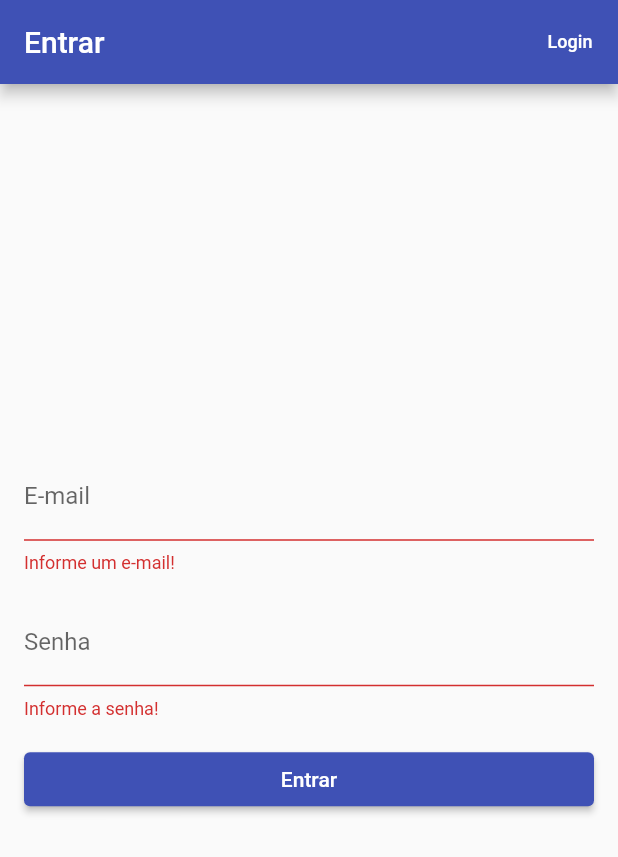
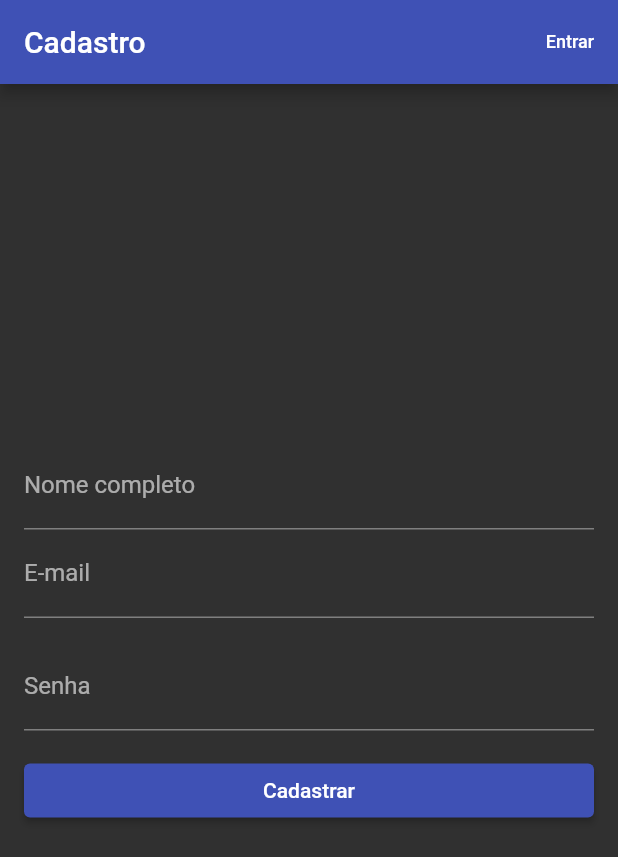
Before and after one commit to rstrack/DGR_Alarmes_App, a Flutter app: the screen it shows after launch, after a tap on "Entrar", after a tap on "Cadastre-se", on a phone screen of 412 x 824 dp. Shown: the top 857 px of the screen. Run offline on Flutter 3.47's test engine with Material 2 defaults, Android fonts, the light colour scheme and no system bars; our stand-ins replace firebase_auth, firebase_core; accounts and stored records are empty.

Commit message:
mudança do nome do app, organização de diretórios, ajustes na tela de registro de usuário

```diff
--- a/lib/main.dart
+++ b/lib/main.dart
@@ -1,11 +1,13 @@
+import 'package:DGR_alarmes/screens/register_page.dart';
+import 'package:DGR_alarmes/widgets/theme.dart';
 import 'package:firebase_auth/firebase_auth.dart';
 import 'package:flutter/material.dart';
-import 'package:testes/login_page.dart';
-import 'package:testes/theme_controller.dart';
+import 'package:DGR_alarmes/screens/login_page.dart';
+import 'package:DGR_alarmes/theme_controller.dart';
 import 'package:firebase_core/firebase_core.dart';
-import 'firebase_options.dart';
+import 'services/firebase_options.dart';
 
-import 'home_page.dart';
+import 'screens/home_page.dart';
 
 Future<void> main() async {
   WidgetsFlutterBinding.ensureInitialized();
@@ -28,15 +30,11 @@ class MyApp extends StatelessWidget {
         return MaterialApp(
           title: 'Alarme Residencial',
           debugShowCheckedModeBanner: false,
-          theme: ThemeData(
-              primarySwatch: Colors.indigo,
-              brightness: ThemeController.instance.isDarkTheme
-                  ? Brightness.dark
-                  : Brightness.light,
-              appBarTheme: const AppBarTheme(backgroundColor: Colors.indigo)),
+          theme: ThemeController.instance.isDarkTheme ? darkTheme : darkTheme,
           routes: {
             '/': (context) => const MainPage(),
             '/login_page': (context) => const LoginPage(),
+            '/register_page': (context) => const RegisterPage(),
             '/home_page': (context) => const HomePage(title: 'DGR Alarme')
           },
         );
--- /dev/null
+++ b/lib/screens/login_page.dart
@@ -0,0 +1,142 @@
+import 'package:flutter/material.dart';
+import 'package:firebase_auth/firebase_auth.dart';
+
+class LoginPage extends StatefulWidget {
+  const LoginPage({super.key});
+
+  @override
+  State<LoginPage> createState() => _LoginPageState();
+}
+
+class _LoginPageState extends State<LoginPage> {
+  final _formKey = GlobalKey<FormState>();
+  final _emailController = TextEditingController();
+  final _passwordController = TextEditingController();
+
+  bool _isLoading = false;
+
+  String _errorMessage = '';
+
+  Future<void> _login() async {
+    setState(() {
+      _isLoading = true;
+    });
+
+    try {
+      final auth = FirebaseAuth.instance;
+      final email = _emailController.text.trim();
+      final password = _passwordController.text.trim();
+
+      final result = await auth.signInWithEmailAndPassword(
+        email: email,
+        password: password,
+      );
+
+      // if (result.user != null) {
+      //   Navigator.of(context).pushReplacementNamed('/login_page');
+      // }
+    } catch (e) {
+      setState(() {
+        _errorMessage = e.toString();
+        _isLoading = false;
+      });
+    }
+  }
+
+  @override
+  Widget build(BuildContext context) {
+    return Scaffold(
+      appBar: AppBar(
+        title: const Text('Entrar'),
+        actions: [
+          TextButton(
+            onPressed: () {
+              Navigator.of(context).pushReplacementNamed('/register_page');
+            },
+            child: const Text(
+              'Cadastre-se',
+              style: TextStyle(
+                color: Colors.white,
+                fontSize: 12.0,
+              ),
+            ),
+          ),
+        ],
+      ),
+      body: Center(
+        child: SingleChildScrollView(
+          child: Padding(
+            padding: const EdgeInsets.all(16.0),
+            child: Column(
+              mainAxisAlignment: MainAxisAlignment.center,
+              children: [
+                Image.asset(
+                  'assets/logo.png',
+                  width: MediaQuery.of(context).size.width * 0.6,
+                  color: Theme.of(context).primaryColor,
+                ),
+                Form(
+                  key: _formKey,
+                  child: Column(
+                    crossAxisAlignment: CrossAxisAlignment.stretch,
+                    children: <Widget>[
+                      TextFormField(
+                        controller: _emailController,
+                        keyboardType: TextInputType.emailAddress,
+                        decoration: const InputDecoration(
+                          labelText: 'E-mail',
+                        ),
+                        validator: (value) {
+                          if (value!.isEmpty) {
+                            return 'Informe um e-mail!';
+                          }
+                          return null;
+                        },
+                      ),
+                      const SizedBox(height: 16.0),
+                      TextFormField(
+                        controller: _passwordController,
+                        obscureText: true,
+                        decoration: const InputDecoration(
+                          labelText: 'Senha',
+                        ),
+                        validator: (value) {
+                          if (value!.isEmpty) {
+                            return 'Informe a senha!';
+                          }
+                          return null;
+                        },
+                      ),
+                      const SizedBox(height: 16.0),
+                      ElevatedButton(
+                        onPressed: () {
+                          if (_formKey.currentState!.validate()) {
+                            _login();
+                          }
+                        },
+                        child: _isLoading
+                            ? const CircularProgressIndicator()
+                            : const Text('Entrar'),
+                      ),
+                      const SizedBox(height: 16.0),
+                      Text(
+                        _errorMessage,
+                        style: const TextStyle(
+                          color: Colors.red,
+                          fontSize: 16.0,
+                        ),
+                      ),
+                      // Text((FirebaseAuth.instance.currentUser == null)
+                      //     ? "Não encontrado!"
+                      //     : FirebaseAuth.instance.currentUser!.email!)
+                    ],
+                  ),
+                ),
+              ],
+            ),
+          ),
+        ),
+      ),
+    );
+  }
+}
--- a/lib/login_page.dart
+++ b/lib/screens/register_page.dart
@@ -1,23 +1,20 @@
 import 'package:flutter/material.dart';
 import 'package:firebase_auth/firebase_auth.dart';
 
-class LoginPage extends StatefulWidget {
-  const LoginPage({super.key});
+class RegisterPage extends StatefulWidget {
+  const RegisterPage({super.key});
 
   @override
-  State<LoginPage> createState() => _LoginPageState();
+  State<RegisterPage> createState() => _RegisterPageState();
 }
 
-class _LoginPageState extends State<LoginPage> {
+class _RegisterPageState extends State<RegisterPage> {
   final _formKey = GlobalKey<FormState>();
+  final _nameController = TextEditingController();
   final _emailController = TextEditingController();
   final _passwordController = TextEditingController();
 
   bool _isLoading = false;
-  bool _isLoginMode = true;
-
-  var textBotaoPrincipal = '';
-  var textAppBarBotao = '';
 
   String _errorMessage = '';
 
@@ -28,20 +25,14 @@ class _LoginPageState extends State<LoginPage> {
 
     try {
       final auth = FirebaseAuth.instance;
+      final name = _nameController.text.trim();
       final email = _emailController.text.trim();
       final password = _passwordController.text.trim();
 
-      if (_isLoginMode) {
-        final result = await auth.signInWithEmailAndPassword(
-          email: email,
-          password: password,
-        );
-      } else {
-        final result = await auth.createUserWithEmailAndPassword(
-          email: email,
-          password: password,
-        );
-      }
+      final result = await auth.createUserWithEmailAndPassword(
+        email: email,
+        password: password,
+      );
 
       // if (result.user != null) {
       //   Navigator.of(context).pushReplacementNamed('/login_page');
@@ -56,22 +47,17 @@ class _LoginPageState extends State<LoginPage> {
 
   @override
   Widget build(BuildContext context) {
-    textBotaoPrincipal = (_isLoginMode) ? 'Login' : 'Registre-se';
-    textAppBarBotao = (_isLoginMode) ? 'Cadastre-se' : 'Login';
-
     return Scaffold(
       appBar: AppBar(
-        title: const Text('Entrar'),
+        title: const Text('Cadastro'),
         actions: [
           TextButton(
             onPressed: () {
-              setState(() {
-                _isLoginMode = !_isLoginMode;
-              });
+              Navigator.of(context).pushReplacementNamed('/login_page');
             },
-            child: Text(
-              textAppBarBotao,
-              style: const TextStyle(
+            child: const Text(
+              'Entrar',
+              style: TextStyle(
                 color: Colors.white,
                 fontSize: 12.0,
               ),
@@ -86,11 +72,29 @@ class _LoginPageState extends State<LoginPage> {
             child: Column(
               mainAxisAlignment: MainAxisAlignment.center,
               children: [
+                // Image.asset(
+                //   'assets/logo.png',
+                //   width: MediaQuery.of(context).size.width * 0.6,
+                //   color: Theme.of(context).primaryColor,
+                // ),
                 Form(
                   key: _formKey,
                   child: Column(
                     crossAxisAlignment: CrossAxisAlignment.stretch,
                     children: <Widget>[
+                      TextFormField(
+                        controller: _nameController,
+                        keyboardType: TextInputType.text,
+                        decoration: const InputDecoration(
+                          labelText: 'Nome completo',
+                        ),
+                        validator: (value) {
+                          if (value!.isEmpty) {
+                            return 'Informe um nome!';
+                          }
+                          return null;
+                        },
+                      ),
                       TextFormField(
                         controller: _emailController,
                         keyboardType: TextInputType.emailAddress,
@@ -129,7 +133,7 @@ class _LoginPageState extends State<LoginPage> {
                               },
                         child: _isLoading
                             ? const CircularProgressIndicator()
-                            : const Text('Entrar'),
+                            : const Text('Cadastrar'),
                       ),
                       const SizedBox(height: 16.0),
                       Text(
--- a/lib/menu_drawer.dart
+++ b/lib/widgets/menu_drawer.dart
@@ -1,7 +1,7 @@
 import 'package:firebase_auth/firebase_auth.dart';
 import 'package:flutter/material.dart';
 
-import 'theme_controller.dart';
+import '../theme_controller.dart';
 
 class MenuDrawer extends StatefulWidget {
   const MenuDrawer({super.key});
--- /dev/null
+++ b/lib/widgets/theme.dart
@@ -0,0 +1,12 @@
+import 'package:flutter/material.dart';
+
+ThemeData lightTheme = ThemeData(
+  primarySwatch: Colors.indigo,
+);
+
+ThemeData darkTheme = ThemeData(
+  primarySwatch: Colors.indigo,
+  brightness: Brightness.dark,
+  primaryColor: Colors.indigo,
+  appBarTheme: const AppBarTheme(backgroundColor: Colors.indigo),
+);
--- a/pubspec.yaml
+++ b/pubspec.yaml
@@ -1,4 +1,4 @@
-name: testes
+name: DGR_alarmes
 description: A new Flutter project.
 # The following line prevents the package from being accidentally published to
 # pub.dev using `flutter pub publish`. This is preferred for private packages.
```
Also changed, not shown: lib/screens/home_page.dart (renamed from lib/home_page.dart, +3 -5 lines), lib/models/User.dart (renamed from lib/model/User.dart), lib/services/firebase_options.dart, 21 other files.
